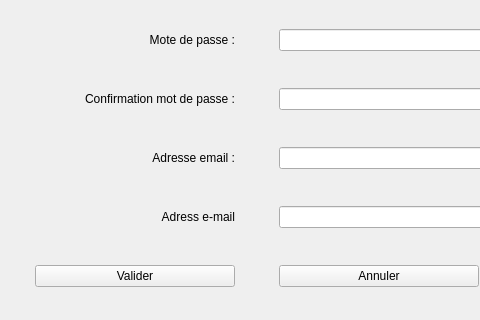
Esr0g/ShareCount, file vues/pagecreationcompte/PageCreationCompte.ui: the form before one commit; both pictures show x 0 to 480 and y 254 to 574 of the 664 by 574 pixel window.
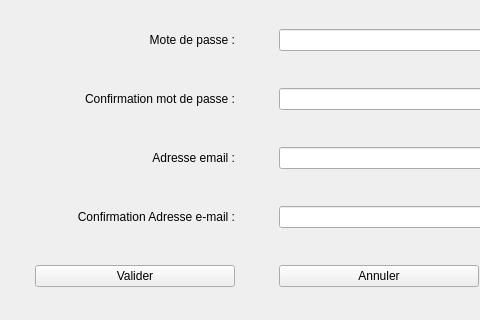
The form after the commit.

The edit to the form file:
```diff
--- a/vues/pagecreationcompte/PageCreationCompte.ui
+++ b/vues/pagecreationcompte/PageCreationCompte.ui
@@ -63,7 +63,7 @@
    <item row="7" column="0">
     <widget class="QLabel" name="label_7">
      <property name="text">
-      <string>Adress e-mail</string>
+      <string>Confirmation Adresse e-mail :</string>
      </property>
      <property name="alignment">
       <set>Qt::AlignRight|Qt::AlignTrailing|Qt::AlignVCenter</set>
```
